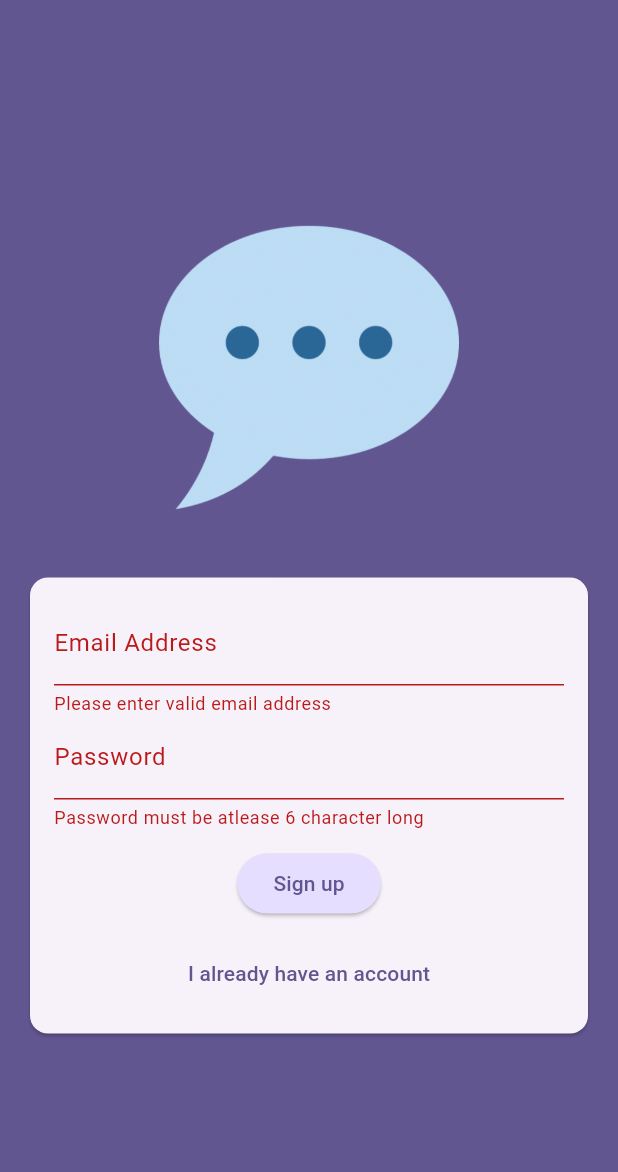
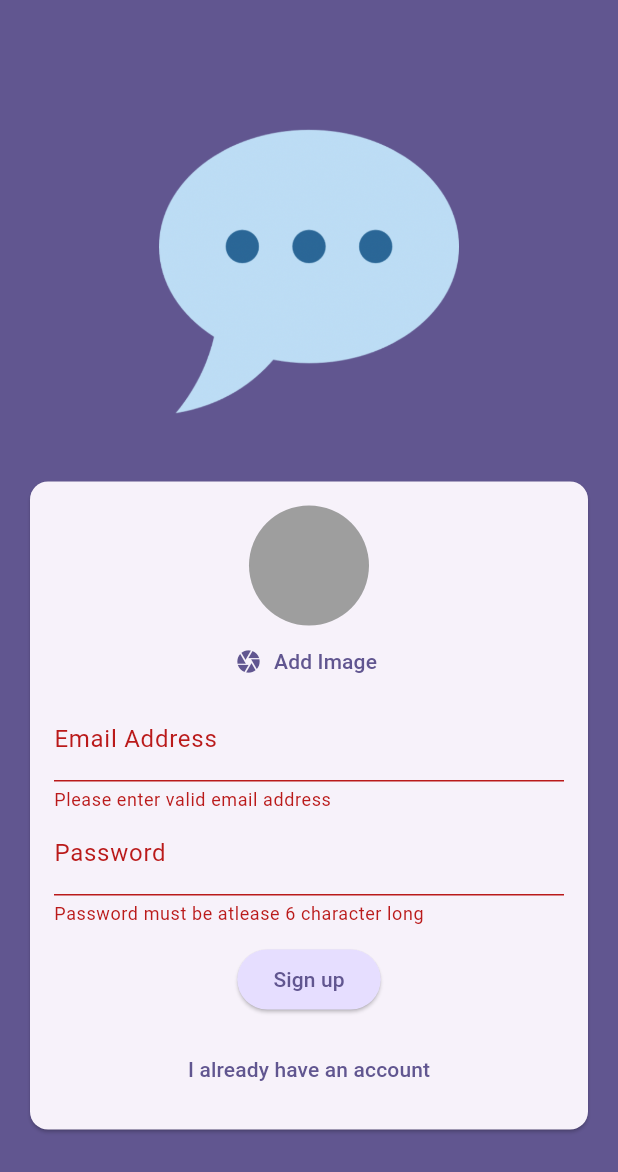
Before and after one commit to MkshSahani/flutter_based_chat_appliction, a Flutter app: the screen it shows after launch, after a tap on "Log in", after a tap on "Create a new account", on a phone screen of 412 x 824 dp. Shown: the top 1172 px of the screen. Run offline on Flutter 3.47's test engine with Material 3 defaults, Android fonts, the phone set to English and light mode, and no system bars; our stand-ins replace firebase_auth, firebase_core, image_picker; accounts and stored records are empty.

Commit message:
user image picker added

```diff
--- a/lib/screens/auth_screen.dart
+++ b/lib/screens/auth_screen.dart
@@ -1,5 +1,7 @@
 import 'package:flutter/material.dart';
 import 'package:firebase_auth/firebase_auth.dart';
+import 'package:chat_app/widgets/user_image_picker.dart';
+import 'dart:io';
 
 final _firebase = FirebaseAuth.instance;
 
@@ -23,12 +25,20 @@ class _AuthScreenState extends State<AuthScreen> {
 
   var _userEmailAddress = '';
   var _userPassword = '';
+  File? _selectedImage;
+
+
+  void onPickImage(File pickedImage) {
+    _selectedImage = pickedImage;
+  }
 
   _submit() async {
     final isValid = _formKey.currentState!.validate();
-    if(!isValid) {
+    if(!isValid || (!_isLogin && _selectedImage == null)) {
       return;
     }
+
+
 
     _formKey.currentState!.save();
     if(_isLogin) {
@@ -80,6 +90,8 @@ class _AuthScreenState extends State<AuthScreen> {
                       child: Column(
                         mainAxisSize: MainAxisSize.min,
                         children: [
+                          if(!_isLogin)
+                            UserImagePicker(onPickImage: onPickImage,),
                           TextFormField(
                             decoration: const InputDecoration(
                               label: Text("Email Address")
--- /dev/null
+++ b/lib/widgets/user_image_picker.dart
@@ -0,0 +1,51 @@
+import 'package:flutter/material.dart';
+import 'package:image_picker/image_picker.dart';
+import 'dart:io';
+
+class UserImagePicker extends StatefulWidget {
+  const UserImagePicker({super.key, required this.onPickImage});
+
+  final void Function(File pickedImage) onPickImage;
+
+  @override
+  State<UserImagePicker> createState() {
+    return _UserImagePickerState();
+  }
+
+
+}
+
+class _UserImagePickerState extends State<UserImagePicker> {
+
+  File? _pickedImageFile;
+
+
+
+  void _pickImage() async {
+    final pickedImage = await ImagePicker().pickImage(source: ImageSource.gallery, imageQuality: 50, maxWidth: 150);
+    if(pickedImage == null) {
+      return;
+    }
+    setState(() {
+      _pickedImageFile = File(pickedImage.path);
+    });
+    widget.onPickImage(_pickedImageFile!);
+  }
+
+  @override
+  Widget build(BuildContext context) {
+    return Column(
+      children: [
+        CircleAvatar(
+          radius: 40,
+          backgroundColor: Colors.grey,
+          foregroundImage: _pickedImageFile != null ? FileImage(_pickedImageFile!) : null,
+        ),
+        TextButton.icon(onPressed: _pickImage, icon: const Icon(Icons.camera), label: Text("Add Image", style: TextStyle(
+          color: Theme.of(context).colorScheme.primary
+        ),))
+      ],
+    );
+  }
+
+}
--- a/pubspec.yaml
+++ b/pubspec.yaml
@@ -37,6 +37,8 @@ dependencies:
   cupertino_icons: ^1.0.6
   firebase_core: ^3.1.0
   firebase_auth: ^5.1.0
+  firebase_storage: ^12.0.1
+  image_picker: ^1.0.8
 
 dev_dependencies:
   flutter_test:
```
Also changed, not shown: pubspec.lock, 5 other files.
